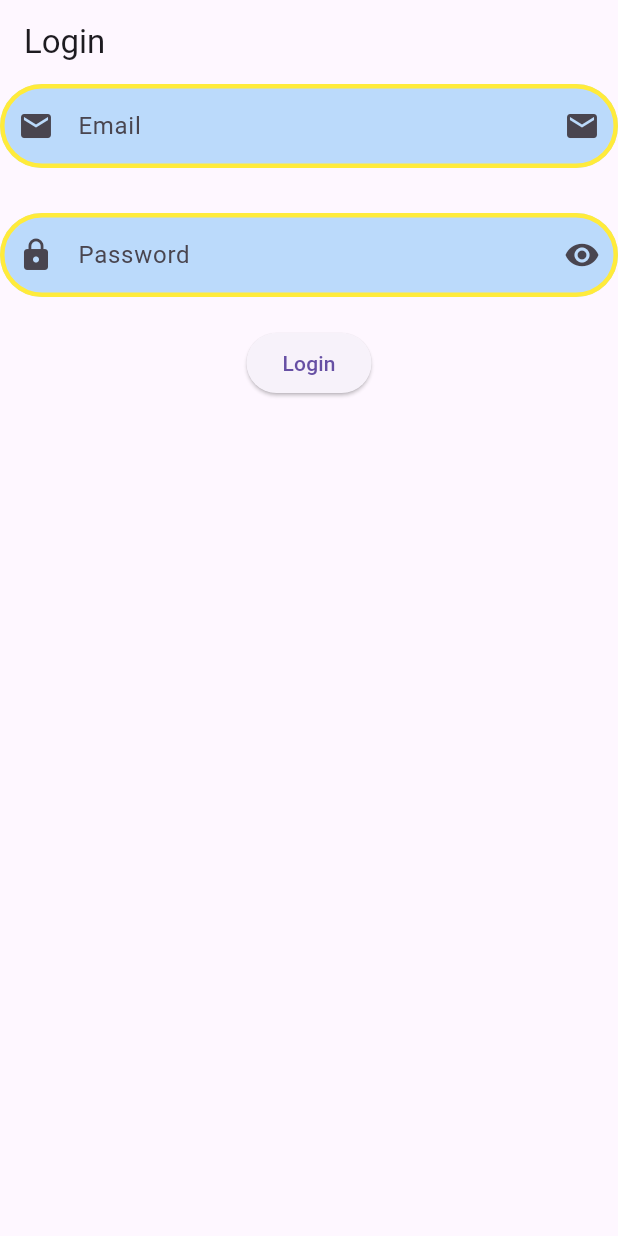
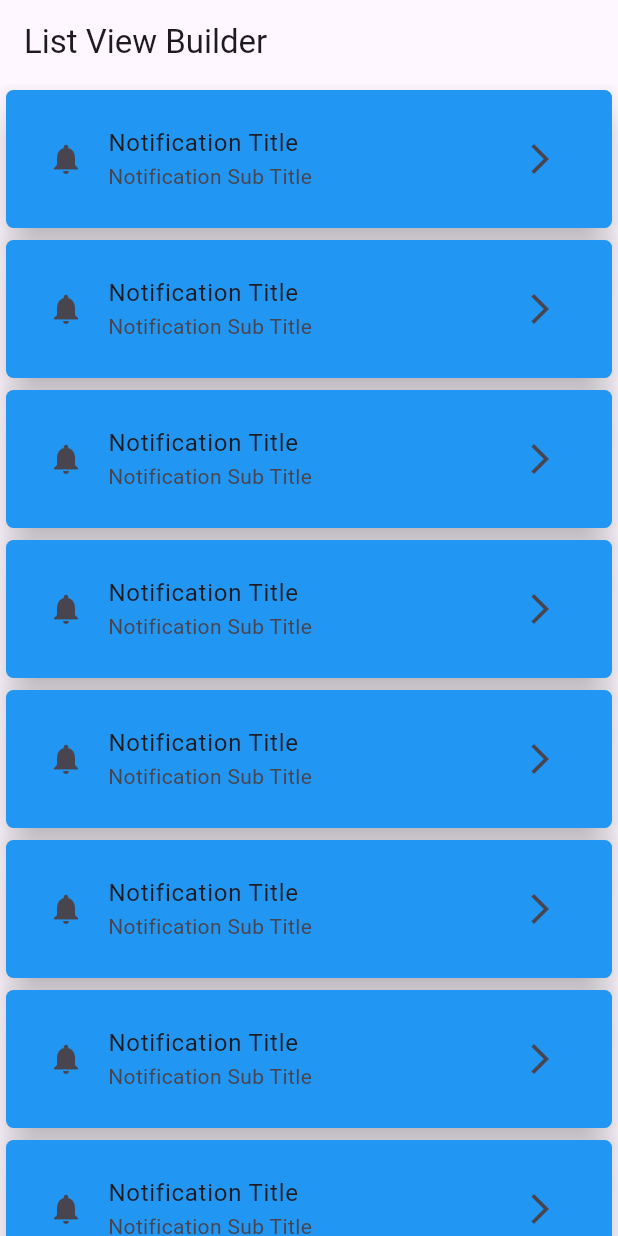
Before and after one commit to MuhammadAliKust/Sawera-Project, a Flutter app: the screen it shows after launch, on a phone screen of 412 x 824 dp. Run offline on Flutter 3.47's test engine with Material 3 defaults, Android fonts, the phone set to English and light mode, and no system bars.

Commit message:
ListView Builder, Padding, Card and ListTile Done

```diff
--- /dev/null
+++ b/lib/list_view_demo.dart
@@ -0,0 +1,36 @@
+import 'package:flutter/material.dart';
+
+class ListViewDemo extends StatelessWidget {
+  const ListViewDemo({super.key});
+
+  @override
+  Widget build(BuildContext context) {
+    return Scaffold(
+      appBar: AppBar(
+        title: Text("List View Builder"),
+      ),
+      body: ListView.builder(
+          itemCount: 10,
+          itemBuilder: (context, i) {
+            return Card(
+              elevation: 10,
+              color: Colors.blue,
+              shape: RoundedRectangleBorder(
+                  borderRadius: BorderRadius.circular(5)),
+              child: Padding(
+                // padding: const EdgeInsets.only(top: 20, left: 40, right: 10),
+                padding:
+                    const EdgeInsets.symmetric(horizontal: 12.0, vertical: 10),
+                child: ListTile(
+                  leading: Icon(Icons.notifications),
+                  title: Text("Notification Title"),
+                  subtitle: Text("Notification Sub Title"),
+                  trailing: Icon(Icons.arrow_forward_ios),
+                  // tileColor: Colors.blue,
+                ),
+              ),
+            );
+          }),
+    );
+  }
+}
--- a/lib/main.dart
+++ b/lib/main.dart
@@ -1,4 +1,5 @@
 import 'package:flutter/material.dart';
+import 'list_view_demo.dart';
 import 'login.dart';
 import 'network_image.dart';
 void main() {
@@ -12,7 +13,7 @@
   Widget build(BuildContext context) {
     return  MaterialApp(
       debugShowCheckedModeBanner: false,
-    home: LoginView(),
+    home: ListViewDemo(),
     );
   }
 }
```
